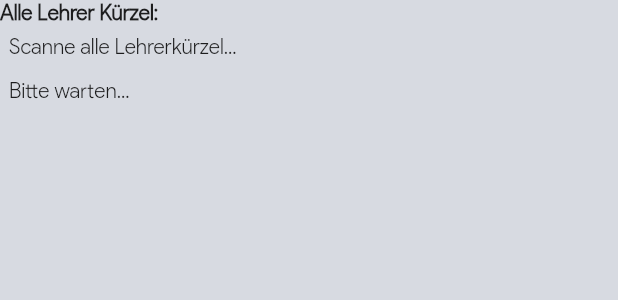
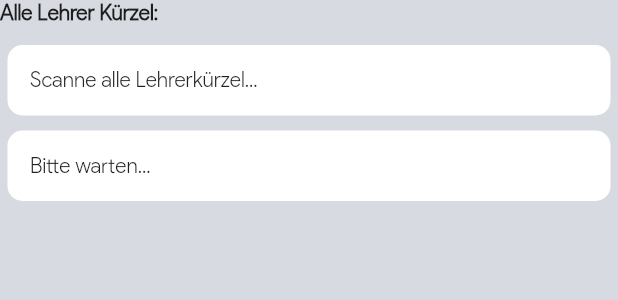
Before and after one commit to badbryany/expandiware, a Flutter app: the TeacherList widget shown alone on an empty page, opened directly with empty values, on a phone screen of 412 x 824 dp. Shown: the top 300 px of the screen. Run offline on Flutter 3.47's test engine with Material 2 defaults, Android fonts, the light colour scheme and no system bars; our stand-ins replace flutter_svg, page_transition, shared_preferences; missing offline and left inert: http_auth, xml2json; accounts and stored records are empty.

Commit message:
made List Items more beautuful

```diff
--- a/lib/pages/teacherVPlan/TeacherVPlan.dart
+++ b/lib/pages/teacherVPlan/TeacherVPlan.dart
@@ -188,14 +188,21 @@ class _TeacherListState extends State<TeacherList> {
               fontWeight: FontWeight.bold,
             ),
           ),
+          SizedBox(height: 8),
           ...teachers.map(
-            (e) => InkWell(
-              onTap: () => widget.setTeacherShort(e),
-              child: Container(
-                margin: EdgeInsets.all(3),
-                padding: EdgeInsets.all(3),
-                child: Text(
-                  e,
+            (e) => Container(
+              margin: EdgeInsets.all(5),
+              child: InkWell(
+                onTap: () => widget.setTeacherShort(e),
+                child: Container(
+                  padding: EdgeInsets.all(15),
+                  decoration: BoxDecoration(
+                    color: Theme.of(context).backgroundColor,
+                    borderRadius: BorderRadius.circular(10),
+                  ),
+                  child: Text(
+                    e,
+                  ),
                 ),
               ),
             ),
```
